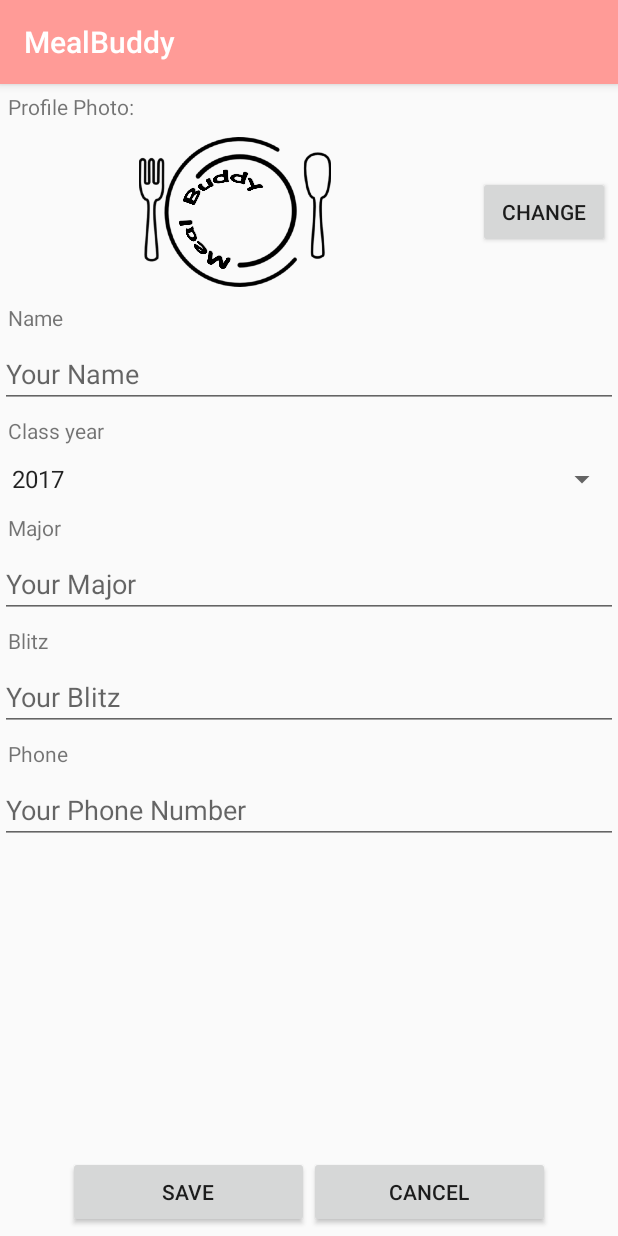
After one commit to edreichua/MealBuddy, an Android app: the UserProfileActivity screen opened directly, with no data from a screen before it, on a phone screen of 412 x 824 dp. The commit adds this screen. Run offline under Robolectric (Android 15) with nearby library versions, the phone set to English and light mode, and no system bars; libraries missing offline, so code that uses them is left out: com.soundcloud.android.

Commit message:
with userprofile

```diff
--- a/app/build.gradle
+++ b/app/build.gradle
@@ -22,6 +22,7 @@ android {
 dependencies {
     compile fileTree(dir: 'libs', include: ['*.jar'])
     testCompile 'junit:junit:4.12'
+    compile 'com.soundcloud.android:android-crop:1.0.1@aar'
     compile 'com.android.support:appcompat-v7:21.0.3'
     compile 'com.android.support:support-v13:21.0.3'
     compile 'com.android.support:appcompat-v7:23.3.0'
--- /dev/null
+++ b/app/src/main/java/com/example/mealbuddy/mealbuddy/UserProfileActivity.java
@@ -0,0 +1,378 @@
+package com.example.mealbuddy.mealbuddy;
+
+/**
+ * Created by edreichua on 4/22/16.
+ */
+
+import android.Manifest;
+import android.app.Activity;
+import android.app.DialogFragment;
+import android.content.ActivityNotFoundException;
+import android.content.Intent;
+import android.content.SharedPreferences;
+import android.content.pm.PackageManager;
+import android.graphics.Bitmap;
+import android.graphics.BitmapFactory;
+import android.net.Uri;
+import android.os.Bundle;
+import android.os.Environment;
+import android.provider.MediaStore;
+import android.support.v4.app.ActivityCompat;
+import android.support.v7.app.AppCompatActivity;
+import android.util.Log;
+import android.view.View;
+import android.widget.EditText;
+import android.widget.ImageView;
+import android.widget.Toast;
+
+import com.soundcloud.android.crop.Crop;
+
+import java.io.File;
+import java.io.FileInputStream;
+import java.io.FileOutputStream;
+import java.io.IOException;
+
+public class UserProfileActivity extends AppCompatActivity {
+
+    private Uri mImageUri;
+    private ImageView mImageView;
+    public static final int REQUEST_ID_FROM_CAMERA = 0;
+    public static final int REQUEST_ID_FROM_GALLERY = 1;
+    private static final String IMAGE_UNSPECIFIED = "image/*";
+    public static final String PREFS = "Profile_Info";
+    protected boolean isFromCamera, isPhotoTaken;
+
+    private static final int STORAGE_REQUEST = 1;
+    private static String[] STORAGE_PERMISSION = {
+            Manifest.permission.READ_EXTERNAL_STORAGE,
+            Manifest.permission.WRITE_EXTERNAL_STORAGE
+    };
+
+    /////////////////////// Override core functionality ///////////////////////
+
+    /**
+     * Handle creating of activity
+     * @param savedInstanceState
+     */
+    @Override
+    protected void onCreate(Bundle savedInstanceState) {
+
+        super.onCreate(savedInstanceState);
+        setContentView(R.layout.activity_user_profile);
+
+        verifyStoragePermissions(this);
+
+        // Retrieve the profile photo information
+        mImageView = (ImageView) findViewById(R.id.profile_image);
+        loadPhoto(getString(R.string.profile_pict_filename));
+
+        // Find tempPhoto path
+        File tempPhoto = new File(this.getFilesDir().getAbsolutePath()+
+                "/"+getString(R.string.temp_filename));
+
+        if (savedInstanceState != null && tempPhoto.exists() && savedInstanceState.getBoolean("photoTaken")) {
+            loadPhoto(getString(R.string.temp_filename));
+            isPhotoTaken =  savedInstanceState.getBoolean("photoTaken");
+        }
+
+        // Retrieve profile information
+        loadUserInfo();
+    }
+
+    @Override
+    protected void onSaveInstanceState(Bundle outState) {
+        super.onSaveInstanceState(outState);
+        // Save the image capture uri before the activity goes into background
+        outState.putBoolean("photoTaken", isPhotoTaken);
+    }
+
+
+    /**
+     * Return to activity
+     * @param requestCode
+     * @param resultCode
+     * @param data
+     */
+    @Override
+    protected void onActivityResult(int requestCode, int resultCode, Intent data) {
+        if (resultCode != RESULT_OK)
+            return;
+
+        switch (requestCode) {
+            case REQUEST_ID_FROM_CAMERA:
+
+                // Start to crop image
+                startCroppingPhoto(mImageUri);
+                break;
+
+            case REQUEST_ID_FROM_GALLERY:
+
+                // Start to crop image
+                this.mImageUri = data.getData();
+                startCroppingPhoto(mImageUri);
+                break;
+
+            case Crop.REQUEST_CROP:
+
+                // Update image view with the cropped photo
+                updateCroppedPhoto(resultCode, data);
+
+                // Delete temp image after finishing cropping
+                if (isFromCamera) {
+                    File tempPhoto = new File(mImageUri.getPath());
+
+                    if (tempPhoto.exists())
+                        tempPhoto.delete();
+                }
+                break;
+        }
+    }
+
+    protected void onDestroy(){
+        File tempPhoto = new File(this.getFilesDir().getAbsolutePath()+
+                "/"+getString(R.string.temp_filename));
+
+        if (tempPhoto.exists() && isFinishing()) {
+            tempPhoto.delete();
+
+            Log.d("Delete tempPhoto path", this.getFilesDir().getAbsolutePath() +
+                    "/" + getString(R.string.temp_filename));
+        }
+        super.onDestroy();
+    }
+
+
+    /////////////////////// Handle Selection of buttons ///////////////////////
+
+    /**
+     * Handle the selection of the save button
+     * @param v
+     */
+    public void selectSave(View v) {
+
+        // Save picture
+        savePhoto(getString(R.string.profile_pict_filename));
+
+        // Save remaining entry into shared preference
+        saveUserInfo();
+
+        // Inform user that the profile information is saved
+        Toast.makeText(getApplicationContext(), getString(R.string.ui_toast_save),
+                Toast.LENGTH_SHORT).show();
+
+        // Close the activity
+        finish();
+    }
+
+    /**
+     * Handle the selection of the cancel button
+     * @param v
+     */
+    public void selectCancel(View v) {
+        // Close the activity
+        finish();
+    }
+
+    /**
+     * Handle the selection of the change button
+     * @param v
+     */
+    public void selectChange(View v) {
+
+        toPhotoPicker(MealBuddyDialogFragment.PHOTO_PICKER_ID);
+    }
+
+
+    /////////////////////// Photo picker functionality ///////////////////////
+
+    /**
+     * Jump to Photo Picker dialog window
+     * @param id
+     */
+    public void toPhotoPicker(int id) {
+        DialogFragment photoPickerWindow = MealBuddyDialogFragment.newInstance(id);
+        photoPickerWindow.show(getFragmentManager(), getString(R.string.photo_picker_tag));
+    }
+
+    /**
+     * Handle the selection of item in the Photo Picker dialog
+     * @param whichItem
+     */
+    public void selectPhotoPickerItem(int whichItem) {
+        Intent intent;
+
+        mImageUri = Uri.fromFile(new File(Environment.getExternalStorageDirectory(), "temp_"
+                + String.valueOf(System.currentTimeMillis()) + ".jpg"));
+
+        switch (whichItem) {
+            case MealBuddyDialogFragment.SELECT_FROM_CAMERA:
+
+                // Take photo using camera
+                intent = new Intent(MediaStore.ACTION_IMAGE_CAPTURE);
+
+                // Save photo temporarily
+                intent.putExtra(MediaStore.EXTRA_OUTPUT, mImageUri);
+                intent.putExtra("return-data", true);
+
+                try {
+                    // Trigger the cropping activity
+                    startActivityForResult(intent, REQUEST_ID_FROM_CAMERA);
+                } catch (ActivityNotFoundException e) {
+                    e.printStackTrace();
+                }
+
+                isFromCamera = true;
+                break;
+
+            case MealBuddyDialogFragment.SELECT_FROM_GALLERY:
+
+                // Take photo from gallery
+                intent = new Intent(Intent.ACTION_PICK);
+                intent.setType(IMAGE_UNSPECIFIED);
+
+                // Save photo temporarily
+                intent.putExtra(MediaStore.EXTRA_OUTPUT, mImageUri);
+                intent.putExtra("return-data", true);
+
+                try {
+                    // Trigger the cropping activity
+                    startActivityForResult(intent, REQUEST_ID_FROM_GALLERY);
+                } catch (ActivityNotFoundException e) {
+                    e.printStackTrace();
+                }
+                break;
+
+            default:
+                return;
+        }
+    }
+
+
+    /////////////////////// Helper Functions ///////////////////////
+
+    /**
+     * Load profile photo from internal storage
+     */
+    private void loadPhoto(String path) {
+
+        try {
+            // Retrieve photo from internal storage
+            FileInputStream rFile = openFileInput(path);
+            Bitmap bmap = BitmapFactory.decodeStream(rFile);
+            mImageView.setImageBitmap(bmap);
+            rFile.close();
+
+        } catch (IOException e) {
+            // Set to default profile pict is nothing is stored
+            mImageView.setImageResource(R.mipmap.meal_buddy_logo);
+        }
+    }
+
+    /**
+     * Save profile photo into internal storage
+     */
+    private void savePhoto(String path) {
+
+        mImageView.buildDrawingCache();
+        Bitmap bmap = mImageView.getDrawingCache();
+        try {
+            // Save profile photo into internal storage
+            FileOutputStream wFile = openFileOutput(
+                    path, MODE_PRIVATE);
+            bmap.compress(Bitmap.CompressFormat.PNG, 100, wFile);
+            wFile.flush();
+            wFile.close();
+        } catch (IOException ioe) {
+            ioe.printStackTrace();
+        }
+    }
+
+    /**
+     * Load profile information from shared preference
+     */
+    private void loadUserInfo(){
+
+        // Retrieve information from shared preference
+        SharedPreferences prefs = getSharedPreferences(PREFS, 0);
+
+        EditText textName = (EditText) findViewById(R.id.edit_name);
+        textName.setText(prefs.getString("savedName", ""));
+
+        EditText textEmail = (EditText) findViewById(R.id.edit_email);
+        textEmail.setText(prefs.getString("savedEmail", ""));
+
+        EditText textPhone = (EditText) findViewById(R.id.edit_phone);
+        textPhone.setText(prefs.getString("savedPhone", ""));
+
+
+        EditText textMajor = (EditText) findViewById(R.id.edit_major);
+        textMajor.setText(prefs.getString("savedMajor", ""));
+
+    }
+
+    /**
+     * Save profile information into shared preference
+     */
+    private void saveUserInfo(){
+
+        // Save remaining entry into shared preference
+        SharedPreferences prefs = getSharedPreferences(PREFS, 0);
+        final SharedPreferences.Editor edit = prefs.edit();
+
+        EditText textName = (EditText) findViewById(R.id.edit_name);
+        edit.putString("savedName", textName.getText().toString());
+
+        EditText textEmail = (EditText) findViewById(R.id.edit_email);
+        edit.putString("savedEmail", textEmail.getText().toString());
+
+        EditText textPhone = (EditText) findViewById(R.id.edit_phone);
+        edit.putString("savedPhone", textPhone.getText().toString());
+
+
+        EditText textMajor = (EditText) findViewById(R.id.edit_major);
+        edit.putString("savedMajor", textMajor.getText().toString());
+
+
+        // Commit change into shared preference
+        edit.commit();
+    }
+
+    /**
+     * Start cropping photo, either from camera or gallery
+     * @param source
+     */
+    private void startCroppingPhoto(Uri source) {
+        Uri destination = Uri.fromFile(new File(getCacheDir(), "cropped_photo"));
+        Crop.of(source, destination).asSquare().start(this);
+    }
+
+    /**
+     * Update image view with the cropped photo
+     * @param resultCode
+     * @param result
+     */
+    private void updateCroppedPhoto(int resultCode, Intent result) {
+        if (resultCode == RESULT_OK) {
+
+            mImageView.setImageURI(null);
+            mImageView.setImageURI(Crop.getOutput(result));
+            savePhoto(getString(R.string.temp_filename));
+            isPhotoTaken = true;
+
+        } else if (resultCode == Crop.RESULT_ERROR) {
+
+            Toast.makeText(this, getString(R.string.ui_toast_error), Toast.LENGTH_SHORT).show();
+        }
+    }
+
+    public static void verifyStoragePermissions(Activity activity) {
+
+        // first check for write permission
+        int permission = ActivityCompat.checkSelfPermission(activity, Manifest.permission.WRITE_EXTERNAL_STORAGE);
+
+        // if permission is not granted, then explicitly request it
+        if (permission != PackageManager.PERMISSION_GRANTED) {
+            ActivityCompat.requestPermissions(activity, STORAGE_PERMISSION, STORAGE_REQUEST);
+        }
+    }
+}
--- /dev/null
+++ b/app/src/main/res/layout/activity_user_profile.xml
@@ -0,0 +1,174 @@
+<?xml version="1.0" encoding="utf-8"?>
+
+<RelativeLayout xmlns:android="http://schemas.android.com/apk/res/android"
+    android:layout_width="match_parent"
+    android:layout_height="match_parent"
+    android:orientation="vertical" >
+
+
+        <LinearLayout xmlns:android="http://schemas.android.com/apk/res/android"
+            android:layout_width="match_parent"
+            android:layout_height="match_parent"
+            android:orientation="vertical"
+            android:layout_alignParentTop="true">
+
+            <!-- profile photo section -->
+            <TextView
+                android:layout_width="wrap_content"
+                android:layout_height="wrap_content"
+                android:layout_margin="5dp"
+                android:text="@string/ui_profile_photo_title" >
+            </TextView>
+
+            <LinearLayout
+                android:layout_width="match_parent"
+                android:layout_height="wrap_content"
+                android:baselineAligned="false" >
+
+                <ImageView
+                    android:id="@+id/profile_image"
+                    android:layout_width="0dp"
+                    android:layout_height="100dp"
+                    android:layout_margin="5dp"
+                    android:layout_weight="1"
+                    android:focusable="true"
+                    android:focusableInTouchMode="true" >
+                    <requestFocus />
+                </ImageView>
+
+                <Button
+                    android:id="@+id/button_change"
+                    android:layout_width="wrap_content"
+                    android:layout_height="wrap_content"
+                    android:layout_gravity="center"
+                    android:layout_margin="5dp"
+                    android:onClick="selectChange"
+                    android:text="@string/ui_change_button" >
+                </Button>
+            </LinearLayout>
+
+            <!-- name section -->
+            <TextView
+                android:layout_width="wrap_content"
+                android:layout_height="wrap_content"
+                android:layout_margin="5dp"
+                android:text="@string/ui_name_title" >
+            </TextView>
+
+            <EditText
+                android:inputType="textPersonName"
+                android:id="@+id/edit_name"
+                android:layout_width="match_parent"
+                android:layout_height="wrap_content"
+                android:hint="@string/ui_edit_name" />
+
+            <!-- class section-->
+            <TextView
+                android:layout_width="wrap_content"
+                android:layout_height="wrap_content"
+                android:layout_margin="5dp"
+                android:text="@string/ui_class_title" >
+            </TextView>
+
+            <TextView
+                android:layout_width="wrap_content"
+                android:layout_height="wrap_content"
+                android:layout_margin="1dp"
+                android:text=" "
+                android:textSize="1sp">
+            </TextView>
+
+            <Spinner
+                android:id="@+id/edit_class"
+                android:layout_width="fill_parent"
+                android:layout_height="wrap_content"
+                android:drawSelectorOnTop="true"
+                android:entries="@array/array_class"/>
+
+            <TextView
+                android:layout_width="wrap_content"
+                android:layout_height="wrap_content"
+                android:layout_margin="1dp"
+                android:text=" "
+                android:textSize="1sp">
+            </TextView>
+
+
+
+            <!-- major section -->
+            <TextView
+                android:layout_width="wrap_content"
+                android:layout_height="wrap_content"
+                android:layout_margin="5dp"
+                android:text="@string/ui_major_title" >
+            </TextView>
+
+            <EditText
+                android:inputType="text"
+                android:id="@+id/edit_major"
+                android:layout_width="match_parent"
+                android:layout_height="wrap_content"
+                android:hint="@string/ui_edit_major" />
+
+            <!-- email section-->
+            <TextView
+                android:layout_width="wrap_content"
+                android:layout_height="wrap_content"
+                android:layout_margin="5dp"
+                android:text="@string/ui_email_title" >
+            </TextView>
+
+            <EditText
+                android:inputType="textEmailAddress"
+                android:id="@+id/edit_email"
+                android:layout_width="match_parent"
+                android:layout_height="wrap_content"
+                android:hint="@string/ui_edit_email" />
+
+            <!-- phone section-->
+            <TextView
+                android:layout_width="wrap_content"
+                android:layout_height="wrap_content"
+                android:layout_margin="5dp"
+                android:text="@string/ui_phone_title" >
+            </TextView>
+
+            <EditText android:inputType="phone"
+                android:id="@+id/edit_phone"
+                android:layout_width="match_parent"
+                android:layout_height="wrap_content"
+                android:hint="@string/ui_edit_phone" />
+
+
+        </LinearLayout>
+
+            <!-- save or cancel section -->
+            <LinearLayout
+                android:layout_width="match_parent"
+                android:layout_height="wrap_content"
+                android:layout_margin="5dp"
+                android:layout_alignParentBottom="true">
+
+                <Button
+                    android:id="@+id/button_save"
+                    android:layout_width="wrap_content"
+                    android:layout_height="wrap_content"
+                    android:layout_marginLeft="40dp"
+                    android:layout_weight="1"
+                    android:onClick="selectSave"
+                    android:text="@string/ui_save_button" >
+                </Button>
+
+                <Button
+                    android:id="@+id/button_cancel"
+                    android:layout_width="wrap_content"
+                    android:layout_height="wrap_content"
+                    android:layout_marginRight="40dp"
+                    android:layout_weight="1"
+                    android:onClick="selectCancel"
+                    android:text="@string/ui_cancel_button" >
+                </Button>
+
+            </LinearLayout>
+
+</RelativeLayout>
--- a/app/src/main/res/values/strings.xml
+++ b/app/src/main/res/values/strings.xml
@@ -25,16 +25,65 @@
     <string name="ui_pref_webpage_comment">http://mealbuddy.wix.com/main</string>
 
 
+    <!-- Toast for UI -->
+    <string name="ui_toast_save">Saved</string>
+    <string name="ui_toast_error">Error</string>
+    <string name="ui_toast_cancel">Entry discarded</string>
+    <string name="action_settings">Settings</string>
+
+
+    <!-- **************** User Profile **************** -->
+
+    <!-- file names for images -->
+    <string name="profile_pict_filename">profile_pict.png</string>
+    <string name="temp_filename">temp.png</string>
+
+    <!-- constants for photo picker tag-->
+    <string name="photo_picker_tag">photo_picker_tag</string>
+
     <!-- Text for UI-->
     <string name="ui_profile_photo_title">Profile Photo:</string>
     <string name="ui_name_title">Name</string>
     <string name="ui_email_title">Blitz</string>
     <string name="ui_phone_title">Phone</string>
-    <string name="ui_class_title">Year</string>
+    <string name="ui_class_title">Class year</string>
     <string name="ui_major_title">Major</string>
     <string name="ui_time_title">Major</string>
 
-    <string name="action_settings">Settings</string>
+    <!-- Buttons for UI -->
+    <string name="ui_change_button">CHANGE</string>
+    <string name="ui_save_button">SAVE</string>
+    <string name="ui_cancel_button">CANCEL</string>
+    <string name="ui_ok_button">OK</string>
+
+    <!-- EditView for UI -->
+    <string name="ui_edit_name">Your Name</string>
+    <string name="ui_edit_email">Your Blitz</string>
+    <string name="ui_edit_phone">Your Phone Number</string>
+    <string name="ui_edit_class">eg. 2017</string>
+    <string name="ui_edit_major">Your Major</string>
+
+    <string-array name="array_class">
+        <item>2017</item>
+        <item>2018</item>
+        <item>2019</item>
+        <item>2020</item>
+        <item>Thayer</item>
+        <item>Geisel</item>
+        <item>Tuck</item>
+        <item>Grad</item>
+        <item>Faculty</item>
+        <item>Visitor</item>
+        <item>Others</item>
+    </string-array>
+
+    <!-- Constants for photo picker -->
+    <string name="ui_photo_picker">"Select profile image"</string>
+    <string-array name="ui_photo_picker_list">
+        <item>Take picture from camera</item>
+        <item>Take picture from gallery</item>
+    </string-array>
+
 
 
 
```
Also changed, not shown: app/src/main/AndroidManifest.xml (+17 -0 lines), app/src/main/java/com/example/mealbuddy/mealbuddy/MealBuddyDialogFragment.java (added, +92 -0 lines), 3 other files.
